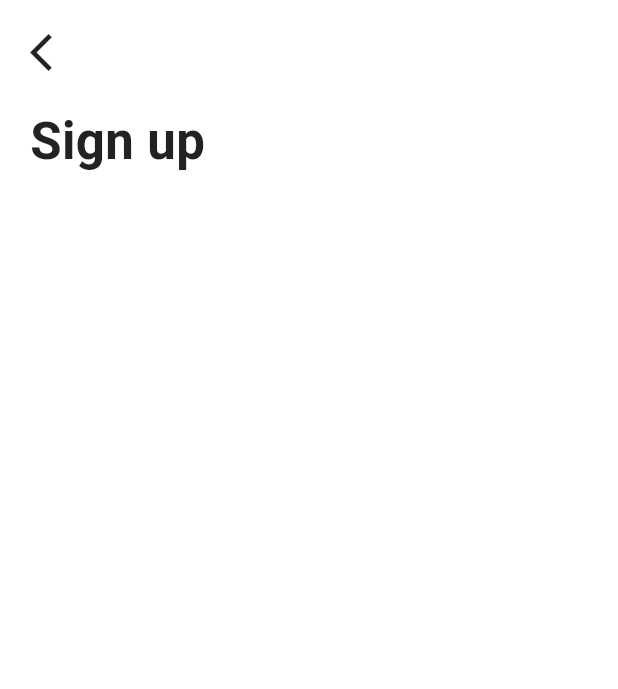
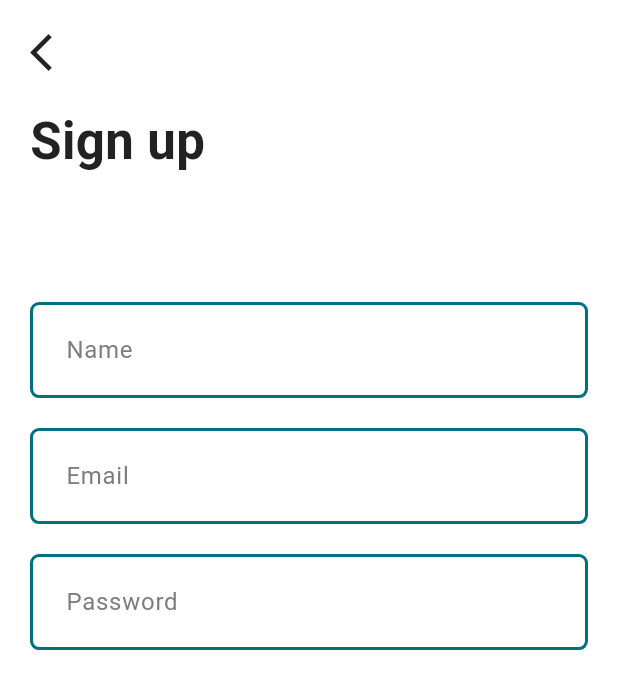
Before and after one commit to swagatapal/eMart_express, a Flutter app: the screen it shows after launch, on a phone screen of 412 x 824 dp. Shown: the top 689 px of the screen. Run offline on Flutter 3.47's test engine with Material 3 defaults, Android fonts, the phone set to English and light mode, and no system bars; statements that could not run were skipped.

Commit message:
Sign up screen design

```diff
--- a/lib/main.dart
+++ b/lib/main.dart
@@ -1,4 +1,5 @@
 import 'package:emart_express/src/core/route_generator/router.dart';
+import 'package:emart_express/src/feature/auth/controller/auth_controller.dart';
 import 'package:emart_express/src/feature/splash/controller/splash_controller.dart';
 import 'package:flutter/material.dart';
 import 'package:flutter/services.dart';
@@ -26,6 +27,9 @@ class MyApp extends StatelessWidget {
         ChangeNotifierProvider(
           create: (context) => SplashProvider(),
         ),
+        ChangeNotifierProvider(
+          create: (context) => AuthProvider(),
+        ),
       ],
       child: MaterialApp(
         title: 'Flutter Demo',
--- a/lib/src/core/helper/app_decoration.dart
+++ b/lib/src/core/helper/app_decoration.dart
@@ -12,31 +12,31 @@ class AppDecoration {
 
   static InputDecoration sFormField = InputDecoration(
     contentPadding:
-    const EdgeInsets.only(left: 18.0, bottom: 12.0, top: 12.0, right: 18),
+    const EdgeInsets.only(left: 20.0, bottom: 20.0, top: 20.0, right: 20),
     filled: true,
     // fillColor: AppColors.colorTextBox,
     errorStyle: const TextStyle(
       color: Colors.red,
       fontFamily: 'Roboto',
-      fontSize: 14,
+      fontSize: 18,
     ),
     focusedBorder: OutlineInputBorder(
       borderSide:
-      const BorderSide(color: AppColors.primaryButtonColor, width: 1.0),
-      borderRadius: BorderRadius.circular(12),
+      const BorderSide(color: AppColors.white, width: 1.0),
+      borderRadius: BorderRadius.circular(6),
     ),
     enabledBorder: OutlineInputBorder(
       borderSide:
-      const BorderSide(color: AppColors.primaryButtonColor, width: 1.0),
-      borderRadius: BorderRadius.circular(12),
+      const BorderSide(color: AppColors.white, width: 1.0),
+      borderRadius: BorderRadius.circular(6),
     ),
 
     border: UnderlineInputBorder(
       borderSide: const BorderSide(color: Colors.white, width: 5),
-      borderRadius: BorderRadius.circular(12),
+      borderRadius: BorderRadius.circular(6),
     ),
     errorBorder: UnderlineInputBorder(
-      borderRadius: BorderRadius.circular(12),
+      borderRadius: BorderRadius.circular(6),
       borderSide: const BorderSide(color: Colors.transparent, width: 1.0),
     ),
 
@@ -48,12 +48,12 @@ class AppDecoration {
         fontWeight: FontWeight.w600),
     labelStyle: const TextStyle(
         color: AppColors.primaryButtonColor,
-        fontSize: 14.0,
+        fontSize: 18.0,
         fontFamily: 'Roboto',
         fontWeight: FontWeight.w400),
     hintStyle: const TextStyle(
         color: AppColors.colorSecondaryText2,
-        fontSize: 14.0,
+        fontSize: 18.0,
         fontFamily: 'Roboto',
         height: 0,
         fontWeight: FontWeight.w400),
@@ -64,7 +64,7 @@ class AppDecoration {
     hintText: "Hint Here",
     hintStyle: TextStyle(
         color: AppColors.colorSecondaryText2,
-        fontSize: 14.0,
+        fontSize: 18.0,
         fontFamily: 'Roboto',
         fontWeight: FontWeight.w400),
     helperMaxLines: 1,
--- a/lib/src/core/helper/app_icon.dart
+++ b/lib/src/core/helper/app_icon.dart
@@ -19,7 +19,7 @@ class EmartIcon extends StatelessWidget {
   static const String baseIconPath = 'assets/icons';
 
   static const Map<String, String> IconsMap = <String, String>{
-    "home": "home_icon.png",
+    "correct_icon": "correct_icon.png",
   };
 
   @override
--- a/lib/src/feature/auth/component/common_inputfield.dart
+++ b/lib/src/feature/auth/component/common_inputfield.dart
@@ -99,23 +99,23 @@ class _CommonTextFormFieldState extends State<CommonTextFormField> {
                   AppDecoration.sFormField.copyWith(
                       errorBorder: OutlineInputBorder(
                         borderSide:
-                        const BorderSide(color: Colors.red, width: 1.0),
-                        borderRadius: BorderRadius.circular(12),
+                        const BorderSide(color: Colors.red, width: 2.0),
+                        borderRadius: BorderRadius.circular(6),
                       ),
                       focusedErrorBorder: OutlineInputBorder(
                         borderSide:
-                        const BorderSide(color: Colors.red, width: 1.0),
-                        borderRadius: BorderRadius.circular(12),
+                        const BorderSide(color: Colors.red, width: 2.0),
+                        borderRadius: BorderRadius.circular(6),
                       ),
                       enabledBorder: OutlineInputBorder(
                         borderSide: const BorderSide(
-                            color: AppColors.primaryButtonColor, width: 1.0),
-                        borderRadius: BorderRadius.circular(12),
+                            color: AppColors.primaryButtonColor, width: 2.0),
+                        borderRadius: BorderRadius.circular(6),
                       ),
                       disabledBorder: OutlineInputBorder(
                         borderSide: const BorderSide(
-                            color: AppColors.primaryButtonColor, width: 1.0),
-                        borderRadius: BorderRadius.circular(12),
+                            color: AppColors.primaryButtonColor, width: 2.0),
+                        borderRadius: BorderRadius.circular(6),
                       ),
                       filled: true,
                       fillColor: widget.fillColors,
--- /dev/null
+++ b/lib/src/feature/auth/controller/auth_controller.dart
@@ -0,0 +1,18 @@
+import 'package:flutter/material.dart';
+
+class AuthProvider with ChangeNotifier {
+  final TextEditingController emailController = TextEditingController();
+  final TextEditingController nameController = TextEditingController();
+  final TextEditingController passwordController = TextEditingController();
+
+  void dispose() {
+    emailController.dispose();
+    nameController.dispose();
+    passwordController.dispose();
+    super.dispose();
+  }
+
+  bool get isNameValid => nameController.text.length > 4;
+  bool get isEmailValid => emailController.text.length > 10;
+  bool get isPasswordValid => passwordController.text.length > 4;
+}
--- a/lib/src/feature/auth/view/signin.dart
+++ b/lib/src/feature/auth/view/signin.dart
@@ -1,13 +1,19 @@
 import 'package:emart_express/src/core/helper/app_colors.dart';
+import 'package:emart_express/src/core/helper/screen_utils.dart';
 import 'package:emart_express/src/feature/auth/component/common_header.dart';
 import 'package:emart_express/src/feature/auth/component/common_inputfield.dart';
+import 'package:emart_express/src/feature/auth/controller/auth_controller.dart';
 import 'package:flutter/material.dart';
+import 'package:provider/provider.dart';
+
 
 class SignIn extends StatelessWidget {
   const SignIn({super.key});
 
   @override
   Widget build(BuildContext context) {
+    final authController = Provider.of<AuthProvider>(context);
+
     return Scaffold(
       backgroundColor: AppColors.white,
       body: SafeArea(
@@ -15,15 +21,29 @@ class SignIn extends StatelessWidget {
           padding: const EdgeInsets.only(top: 20.0, left: 20, right: 20),
           child: Column(
             crossAxisAlignment: CrossAxisAlignment.start,
-            children:  [
+            children: [
               CommonAuthHeader(
-                  isVisible: true,
-                  text: "Sign up"
+                isVisible: true,
+                text: "Sign up",
               ),
-
-
-
-
+              SizedBox(height: ScreenUtils().screenHeight(context) * 0.1),
+              CommonTextFormField(
+                controller: authController.nameController,
+                labelText: "Name",
+                suffixIcon: authController.isNameValid ? "correct_icon": null,
+              ),
+              const SizedBox(height: 20),
+              CommonTextFormField(
+                controller: authController.emailController,
+                labelText: "Email",
+                suffixIcon: authController.isEmailValid ? "correct_icon" : null,
+              ),
+              const SizedBox(height: 20),
+              CommonTextFormField(
+                controller: authController.passwordController,
+                labelText: "Password",
+                suffixIcon: authController.isPasswordValid ? "correct_icon" : null,
+              ),
             ],
           ),
         ),
--- a/pubspec.yaml
+++ b/pubspec.yaml
@@ -55,9 +55,9 @@ flutter:
   uses-material-design: true
 
   # To add assets to your application, add an assets section, like this:
-  # assets:
-  #   - images/a_dot_burr.jpeg
-  #   - images/a_dot_ham.jpeg
+  assets:
+    - assets/icons/
+    #- images/a_dot_ham.jpeg
 
 
   fonts:
```
Also changed, not shown: assets/icons/correct_icon.png (added).
